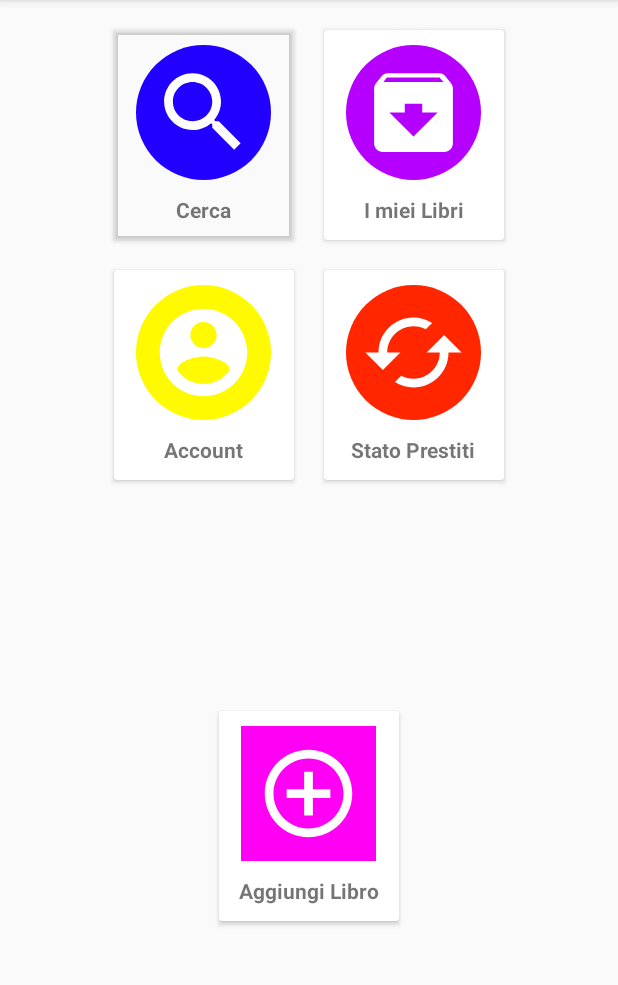
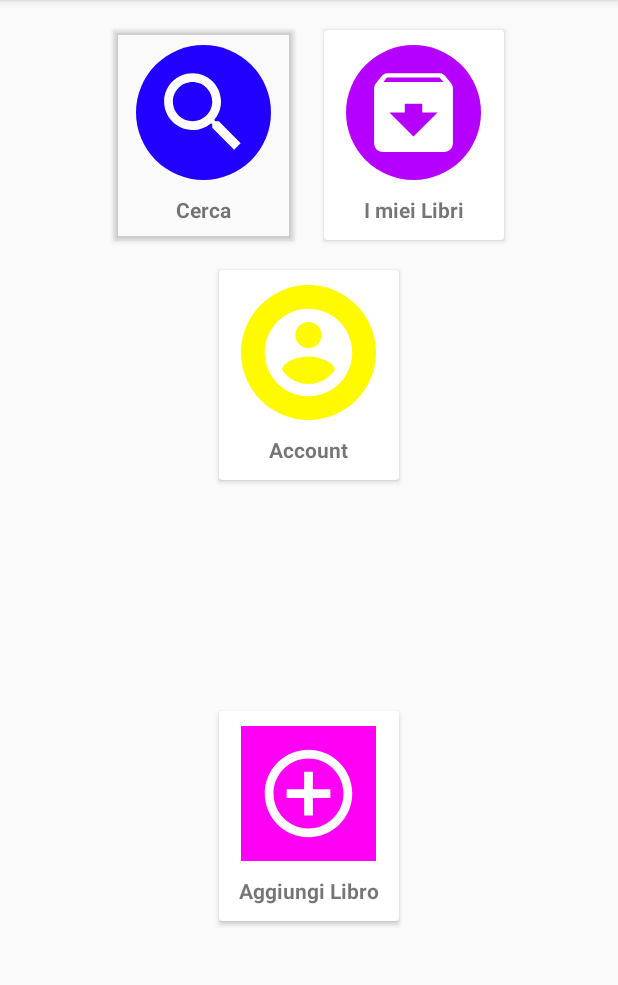
Before and after one commit to Colo27/BibliotecaUni, an Android app: the MainActivity screen opened directly, with no data from a screen before it, on a phone screen of 412 x 824 dp, the part 84-1069 px from its top. Run offline under Robolectric (Android 15) with nearby library versions, the phone set to English and light mode, and no system bars; our stand-ins replace Firebase (no records; nobody signed in at launch, a user with empty details on screens opened directly); 1 statement that could not run was skipped.

Commit message:
Tolto stato prestiti perchè tanto c'è già miei libri

```diff
--- a/app/src/main/AndroidManifest.xml
+++ b/app/src/main/AndroidManifest.xml
@@ -19,9 +19,7 @@
             </intent-filter>
         </activity>
         <activity android:name=".Cerca" />
-        <activity android:name=".StatoPrestiti" />
         <activity android:name=".AccountActivity" />
-        <activity android:name=".PrestitiActivity" />
 
         <activity android:name=".MainActivity"/>
 
--- a/app/src/main/java/com/example/guest/gestionebiblioteca/MainActivity.java
+++ b/app/src/main/java/com/example/guest/gestionebiblioteca/MainActivity.java
@@ -33,7 +33,6 @@ public class MainActivity extends AppCompatActivity {
         CardView cerca = (CardView) findViewById(R.id.cerca_layout);
         CardView account = (CardView) findViewById(R.id.account_layout);
         CardView miei_libri = (CardView) findViewById(R.id.miei_libri);
-        CardView stato_prestiti = (CardView) findViewById(R.id.StatoPrestitiLayout);
         CardView aggiungi_libro = (CardView) findViewById(R.id.aggiungi_libro);
 
         if(!typeUser.equals("admin")){
@@ -64,14 +63,6 @@ public class MainActivity extends AppCompatActivity {
             }
         });
 
-        stato_prestiti.setOnClickListener(new View.OnClickListener() {
-            @Override
-            public void onClick(View v) {
-                Intent stato = new Intent(getBaseContext(), PrestitiActivity.class);
-                startActivity(stato);
-            }
-        });
-
         aggiungi_libro.setOnClickListener(new View.OnClickListener() {
             @Override
             public void onClick(View v) {
--- a/app/src/main/java/com/example/guest/gestionebiblioteca/PrenotaActivity.java
+++ b/app/src/main/java/com/example/guest/gestionebiblioteca/PrenotaActivity.java
@@ -77,7 +77,7 @@ public class PrenotaActivity extends AppCompatActivity {
 
             Toast.makeText(this, "Prenotazione effettuata con successo", Toast.LENGTH_LONG).show();
 
-            Intent intent = new Intent(this, PrestitiActivity.class);
+            Intent intent = new Intent(this, MieiLibri.class);
             intent.putExtra("user", "user");
             finish();
             startActivity(intent);
--- a/app/src/main/res/layout/activity_main.xml
+++ b/app/src/main/res/layout/activity_main.xml
@@ -97,6 +97,7 @@
             android:layout_width="120dp"
             android:layout_height="140dp"
             android:layout_margin="10dp"
+
             >
 
             <LinearLayout
@@ -116,47 +117,11 @@
                     android:layout_height="wrap_content"
                     android:textStyle="bold"
                     android:layout_marginTop="10dp"
-                    android:text="Account"/>
-
-
-            </LinearLayout>
-
-
-
-
-        </android.support.v7.widget.CardView>
-
-
-
-        <android.support.v7.widget.CardView
-            android:layout_width="120dp"
-            android:layout_height="140dp"
-            android:layout_margin="10dp"
-            android:id="@+id/StatoPrestitiLayout">
-
-            <LinearLayout
-                android:layout_width="match_parent"
-                android:layout_height="match_parent"
-                android:orientation="vertical"
-                android:gravity="center">
-
-                <ImageView
-                    android:layout_width="90dp"
-                    android:layout_height="90dp"
-                    android:background="@drawable/backgroundcerchiorosso"
-                    android:src="@drawable/ic_cached_black_24dp"
-                    android:padding="10dp"/>
-                <TextView
-                    android:layout_width="wrap_content"
-                    android:layout_height="wrap_content"
-                    android:textStyle="bold"
-                    android:layout_marginTop="10dp"
-                    android:text="Stato Prestiti"/>
+                    android:text="Account"
+                    />
 
             </LinearLayout>
         </android.support.v7.widget.CardView>
-
-
     </LinearLayout>
 
 
```
Also changed, not shown: app/src/main/java/com/example/guest/gestionebiblioteca/PrestitiActivity.java (deleted, +0 -82 lines), app/src/main/java/com/example/guest/gestionebiblioteca/StatoPrestiti.java (deleted, +0 -51 lines), app/src/main/res/layout/activity_statoprestiti.xml (deleted, +0 -120 lines).
